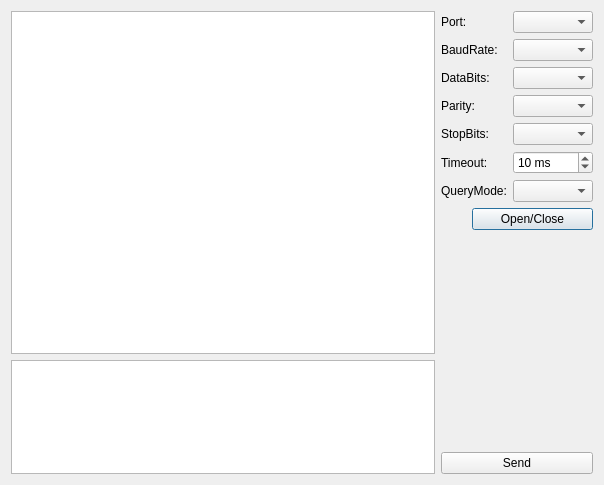
The window that examples/uartassistant/dialog.ui (dougg3/doug-qextserialport-linuxnotifications) describes before a commit, drawn with Qt 5.
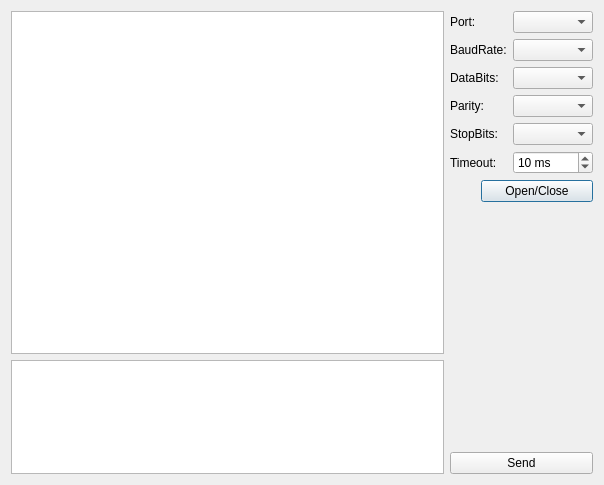
The same window after the commit. Custom widgets are drawn as their Qt base class.

Commit message: Remove Polling mode.

```diff
--- a/examples/uartassistant/dialog.ui
+++ b/examples/uartassistant/dialog.ui
@@ -32,6 +32,9 @@
     <layout class="QVBoxLayout" name="verticalLayout_2">
      <item>
       <layout class="QFormLayout" name="formLayout">
+       <property name="fieldGrowthPolicy">
+        <enum>QFormLayout::AllNonFixedFieldsGrow</enum>
+       </property>
        <item row="0" column="0">
         <widget class="QLabel" name="label">
          <property name="text">
@@ -82,16 +85,6 @@
        <item row="4" column="1">
         <widget class="QComboBox" name="stopBitsBox"/>
        </item>
-       <item row="6" column="0">
-        <widget class="QLabel" name="label_6">
-         <property name="text">
-          <string>QueryMode:</string>
-         </property>
-        </widget>
-       </item>
-       <item row="6" column="1">
-        <widget class="QComboBox" name="queryModeBox"/>
-       </item>
        <item row="5" column="0">
         <widget class="QLabel" name="label_7">
          <property name="text">
```
The commit also changes 7 other files.
